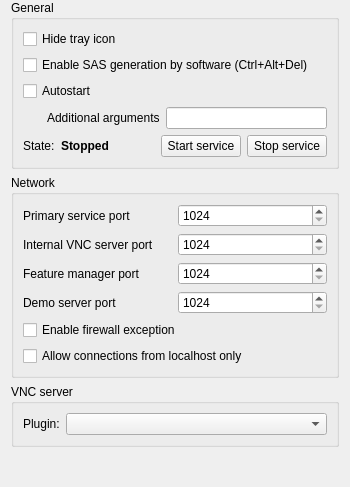
Above: configurator/forms/ServiceConfigurationPage.ui from veyon/veyon before the change. Below: the same form after it.
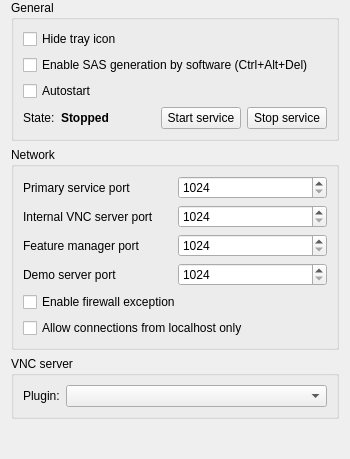
That is the form after the change. Icons and pictures are not drawn.

Commit message:
Core: remove additional service arguments setting
As neither the service nor the server evaluate command line arguments
any longer (except session ID) there's no need to configure any
additional service arguments.

What changed in the file:
```diff
--- a/configurator/forms/ServiceConfigurationPage.ui
+++ b/configurator/forms/ServiceConfigurationPage.ui
@@ -18,62 +18,7 @@
       <string>General</string>
      </property>
      <layout class="QGridLayout" name="gridLayout_12">
-      <item row="2" column="0" colspan="5">
-       <widget class="QCheckBox" name="autostartService">
-        <property name="text">
-         <string>Autostart</string>
-        </property>
-       </widget>
-      </item>
-      <item row="0" column="0" colspan="5">
-       <widget class="QCheckBox" name="isTrayIconHidden">
-        <property name="text">
-         <string>Hide tray icon</string>
-        </property>
-       </widget>
-      </item>
-      <item row="4" column="3">
-       <widget class="QPushButton" name="startService">
-        <property name="text">
-         <string>Start service</string>
-        </property>
-        <property name="icon">
-         <iconset resource="../veyon-configurator.qrc">
-          <normaloff>:/resources/media-playback-start.png</normaloff>:/resources/media-playback-start.png</iconset>
-        </property>
-       </widget>
-      </item>
-      <item row="3" column="0" colspan="5">
-       <layout class="QHBoxLayout" name="horizontalLayout_3">
-        <item>
-         <spacer name="horizontalSpacer_5">
-          <property name="orientation">
-           <enum>Qt::Horizontal</enum>
-          </property>
-          <property name="sizeType">
-           <enum>QSizePolicy::Fixed</enum>
-          </property>
-          <property name="sizeHint" stdset="0">
-           <size>
-            <width>24</width>
-            <height>10</height>
-           </size>
-          </property>
-         </spacer>
-        </item>
-        <item>
-         <widget class="QLabel" name="label_10">
-          <property name="text">
-           <string>Additional arguments</string>
-          </property>
-         </widget>
-        </item>
-        <item>
-         <widget class="QLineEdit" name="serviceArguments"/>
-        </item>
-       </layout>
-      </item>
-      <item row="4" column="1">
+      <item row="3" column="1">
        <widget class="QLabel" name="serviceState">
         <property name="font">
          <font>
@@ -86,7 +31,7 @@
         </property>
        </widget>
       </item>
-      <item row="4" column="2">
+      <item row="3" column="2">
        <spacer name="horizontalSpacer_9">
         <property name="orientation">
          <enum>Qt::Horizontal</enum>
@@ -99,7 +44,7 @@
         </property>
        </spacer>
       </item>
-      <item row="4" column="4">
+      <item row="3" column="4">
        <widget class="QPushButton" name="stopService">
         <property name="text">
          <string>Stop service</string>
@@ -110,7 +55,14 @@
         </property>
        </widget>
       </item>
-      <item row="4" column="0">
+      <item row="2" column="0" colspan="5">
+       <widget class="QCheckBox" name="autostartService">
+        <property name="text">
+         <string>Autostart</string>
+        </property>
+       </widget>
+      </item>
+      <item row="3" column="0">
        <widget class="QLabel" name="label_16">
         <property name="text">
          <string>State:</string>
@@ -124,6 +76,24 @@
         </property>
        </widget>
       </item>
+      <item row="0" column="0" colspan="5">
+       <widget class="QCheckBox" name="isTrayIconHidden">
+        <property name="text">
+         <string>Hide tray icon</string>
+        </property>
+       </widget>
+      </item>
+      <item row="3" column="3">
+       <widget class="QPushButton" name="startService">
+        <property name="text">
+         <string>Start service</string>
+        </property>
+        <property name="icon">
+         <iconset resource="../veyon-configurator.qrc">
+          <normaloff>:/resources/media-playback-start.png</normaloff>:/resources/media-playback-start.png</iconset>
+        </property>
+       </widget>
+      </item>
      </layout>
     </widget>
    </item>
```
Left out of the diff: 1 changed line with no effect on the pictures. The commit also changes 3 other files.
